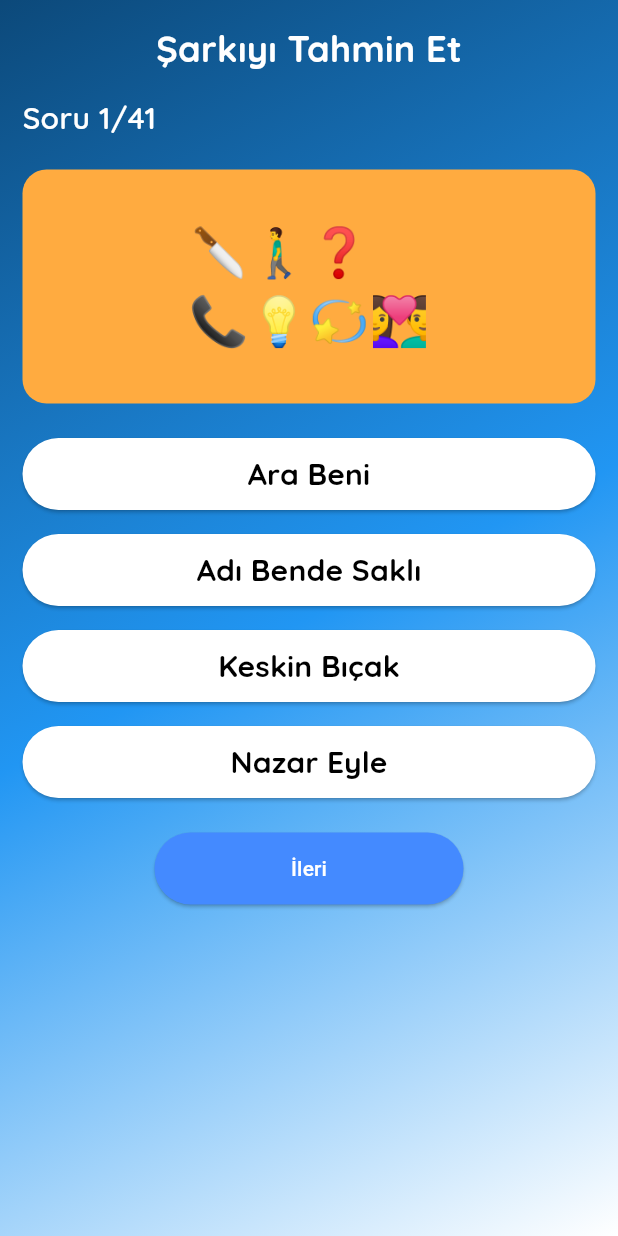
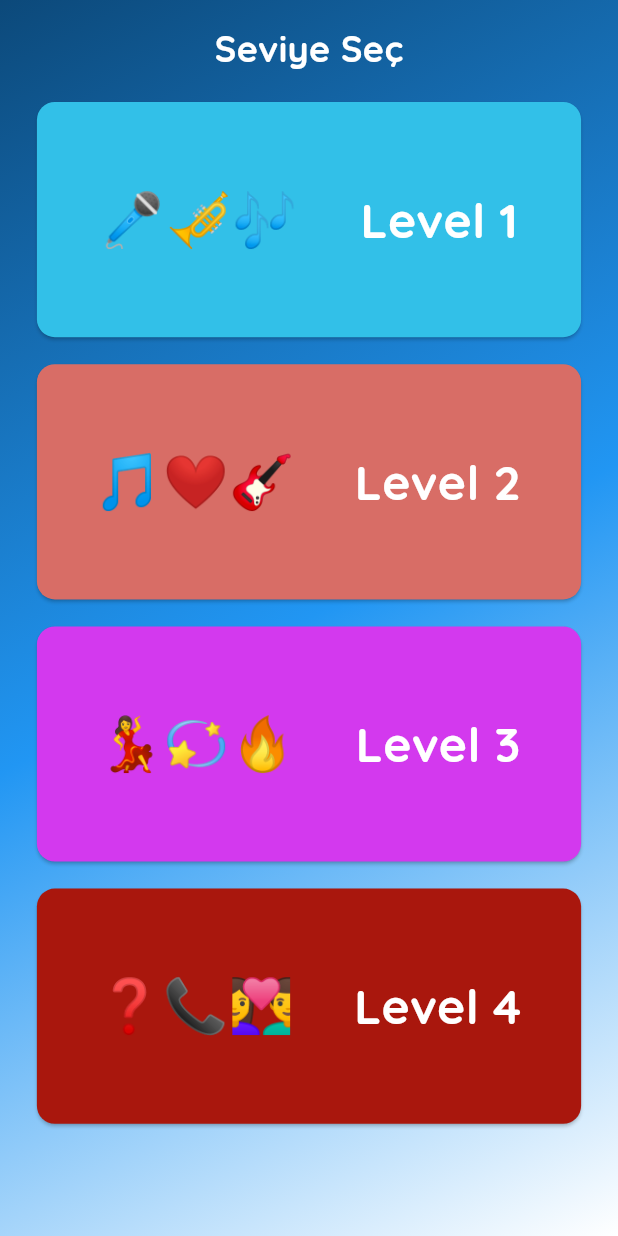
Before and after one commit to yusufgokhankuyu/Emoji_Game_Flutter, a Flutter app: the screen it shows after launch, on a phone screen of 412 x 824 dp. Run offline on Flutter 3.47's test engine with Material 3 defaults, Android fonts, the phone set to English and light mode, and no system bars; our stand-ins replace animated_splash_screen, google_fonts, lottie.

Commit message:
Levels Page are added

```diff
--- a/lib/main.dart
+++ b/lib/main.dart
@@ -1,5 +1,6 @@
 import 'package:animated_splash_screen/animated_splash_screen.dart';
 import 'package:emoji_game/screens/HomeScreen.dart';
+import 'package:emoji_game/screens/LevelsPage.dart';
 import 'package:flutter/material.dart';
 import 'package:google_fonts/google_fonts.dart';
 import 'package:lottie/lottie.dart';
@@ -71,7 +72,7 @@ class _MyHomePageState extends State<MyHomePage> {
           // ),
         ],
       ),
-      nextScreen: const HomeScreen(),
+      nextScreen: const LevelsPage(),
       backgroundColor: Colors.white,
       splashIconSize: 500,
       duration: 4000,
--- a/lib/screens/HomeScreen.dart
+++ b/lib/screens/HomeScreen.dart
@@ -3,7 +3,8 @@ import 'package:flutter/material.dart';
 import 'package:google_fonts/google_fonts.dart';
 
 class HomeScreen extends StatefulWidget {
-  const HomeScreen({super.key});
+  int level;
+  HomeScreen({super.key, required this.level});
 
   @override
   State<HomeScreen> createState() => _HomeScreenState();
@@ -106,7 +107,23 @@ class _HomeScreenState extends State<HomeScreen> {
 //     );
 //   }
 // }
-  List<Question> questionList = getQuestions();
+  late List<Question> questionList;
+  @override
+  void initState() {
+    super.initState();
+
+    // widget.level kullanılabilir
+    if (widget.level >= 1 && widget.level <= 4) {
+      int start = (widget.level - 1) * 10 + 1;
+      int end = widget.level * 10;
+
+      questionList =
+          getQuestions().skip(start - 1).take(end - start + 1).toList();
+    } else {
+      // Geçerli bir level değeri yoksa, varsayılan işlemi yapabilirsiniz
+    }
+  }
+
   int currentQuestionIndex = 0;
   int score = 0;
   var selectedAnswer;
--- /dev/null
+++ b/lib/screens/LevelsPage.dart
@@ -0,0 +1,192 @@
+import 'package:emoji_game/main.dart';
+import 'package:emoji_game/screens/HomeScreen.dart';
+import 'package:flutter/material.dart';
+import 'package:google_fonts/google_fonts.dart';
+
+class LevelsPage extends StatelessWidget {
+  const LevelsPage({super.key});
+
+  @override
+  Widget build(BuildContext context) {
+    return Scaffold(
+      body: SafeArea(
+        child: Container(
+          width: MediaQuery.sizeOf(context).width,
+          decoration: const BoxDecoration(
+            gradient: LinearGradient(
+              begin: Alignment.topLeft,
+              end: Alignment.bottomRight,
+              colors: [
+                Color.fromARGB(255, 12, 73, 122),
+                Colors.blue,
+                Colors.white
+              ],
+            ),
+          ),
+          padding: const EdgeInsets.symmetric(horizontal: 15, vertical: 15),
+          child: Column(
+            children: [
+              Text(
+                "Seviye Seç",
+                style: GoogleFonts.quicksand(
+                    color: Colors.white,
+                    fontSize: 24,
+                    fontWeight: FontWeight.bold),
+              ),
+              const SizedBox(
+                height: 15,
+              ),
+              //LEVEL 1
+              InkWell(
+                onTap: () {
+                  Navigator.push(
+                      context,
+                      MaterialPageRoute(
+                        builder: (context) => HomeScreen(level: 1),
+                      ));
+                },
+                child: SizedBox(
+                  width: MediaQuery.sizeOf(context).width * 0.9,
+                  height: MediaQuery.sizeOf(context).height * 0.2,
+                  child: Card(
+                    color: Color.fromARGB(255, 50, 192, 232),
+                    child: Row(
+                      mainAxisAlignment: MainAxisAlignment.spaceEvenly,
+                      children: [
+                        const Text(
+                          "🎤🎺🎶",
+                          style: TextStyle(fontSize: 35),
+                        ),
+                        Text(
+                          "Level 1",
+                          style: GoogleFonts.quicksand(
+                              fontSize: 32,
+                              color: Colors.white,
+                              fontWeight: FontWeight.bold),
+                        ),
+                      ],
+                    ),
+                  ),
+                ),
+              ),
+              const SizedBox(
+                height: 10,
+              ),
+              //LEVEL 2
+              InkWell(
+                onTap: () {
+                  Navigator.push(
+                      context,
+                      MaterialPageRoute(
+                        builder: (context) => HomeScreen(level: 2),
+                      ));
+                },
+                child: SizedBox(
+                  width: MediaQuery.sizeOf(context).width * 0.9,
+                  height: MediaQuery.sizeOf(context).height * 0.2,
+                  child: Card(
+                    color: const Color.fromARGB(255, 216, 109, 102),
+                    child: Row(
+                      mainAxisAlignment: MainAxisAlignment.spaceEvenly,
+                      children: [
+                        const Text(
+                          "🎵❤️🎸",
+                          style: TextStyle(
+                            fontSize: 35,
+                          ),
+                        ),
+                        Text(
+                          "Level 2",
+                          style: GoogleFonts.quicksand(
+                              fontSize: 32,
+                              color: Colors.white,
+                              fontWeight: FontWeight.bold),
+                        ),
+                      ],
+                    ),
+                  ),
+                ),
+              ),
+              const SizedBox(
+                height: 10,
+              ),
+              //LEVEL 3
+              InkWell(
+                onTap: () {
+                  Navigator.push(
+                      context,
+                      MaterialPageRoute(
+                        builder: (context) => HomeScreen(level: 3),
+                      ));
+                },
+                child: SizedBox(
+                  width: MediaQuery.sizeOf(context).width * 0.9,
+                  height: MediaQuery.sizeOf(context).height * 0.2,
+                  child: Card(
+                    color: const Color.fromARGB(255, 211, 57, 238),
+                    child: Row(
+                      mainAxisAlignment: MainAxisAlignment.spaceEvenly,
+                      children: [
+                        const Text(
+                          "💃💫🔥",
+                          style: TextStyle(
+                            fontSize: 35,
+                          ),
+                        ),
+                        Text(
+                          "Level 3",
+                          style: GoogleFonts.quicksand(
+                              fontSize: 32,
+                              color: Colors.white,
+                              fontWeight: FontWeight.bold),
+                        ),
+                      ],
+                    ),
+                  ),
+                ),
+              ),
+              const SizedBox(
+                height: 10,
+              ),
+              //LEVEL 4
+              InkWell(
+                onTap: () {
+                  Navigator.push(
+                      context,
+                      MaterialPageRoute(
+                        builder: (context) => HomeScreen(level: 4),
+                      ));
+                },
+                child: SizedBox(
+                  width: MediaQuery.sizeOf(context).width * 0.9,
+                  height: MediaQuery.sizeOf(context).height * 0.2,
+                  child: Card(
+                    color: const Color.fromARGB(255, 169, 23, 13),
+                    child: Row(
+                      mainAxisAlignment: MainAxisAlignment.spaceEvenly,
+                      children: [
+                        const Text(
+                          "❓📞👩‍❤️‍👨",
+                          style: TextStyle(
+                            fontSize: 35,
+                          ),
+                        ),
+                        Text(
+                          "Level 4",
+                          style: GoogleFonts.quicksand(
+                              fontSize: 32,
+                              color: Colors.white,
+                              fontWeight: FontWeight.bold),
+                        ),
+                      ],
+                    ),
+                  ),
+                ),
+              )
+            ],
+          ),
+        ),
+      ),
+    );
+  }
+}
```
